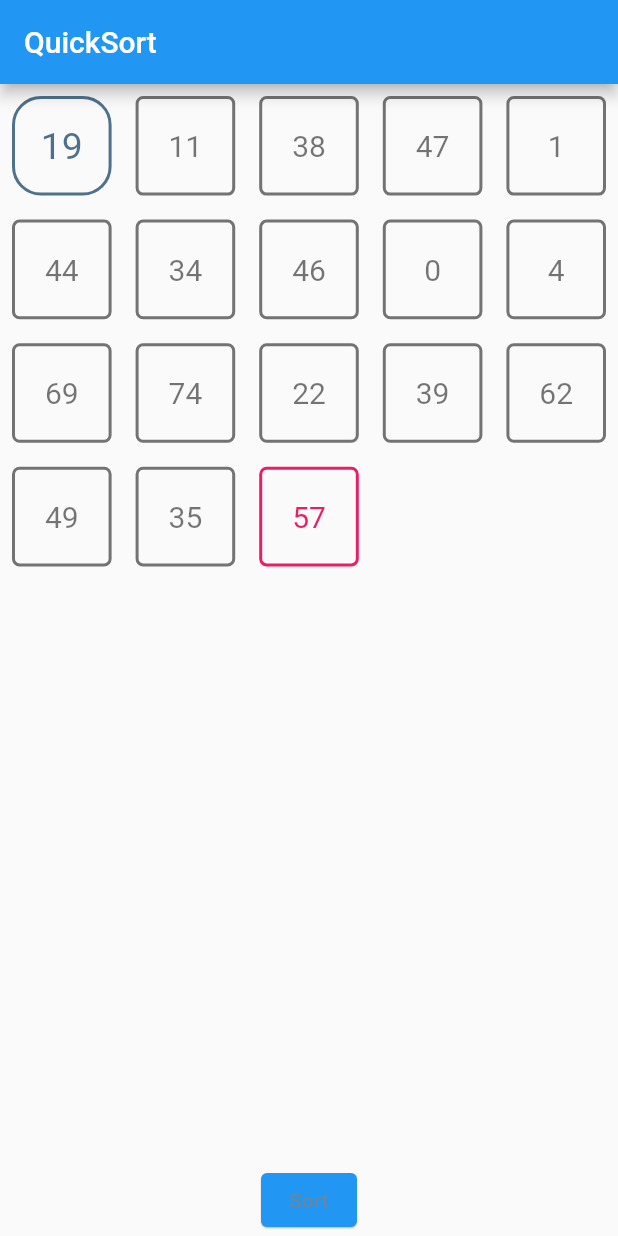
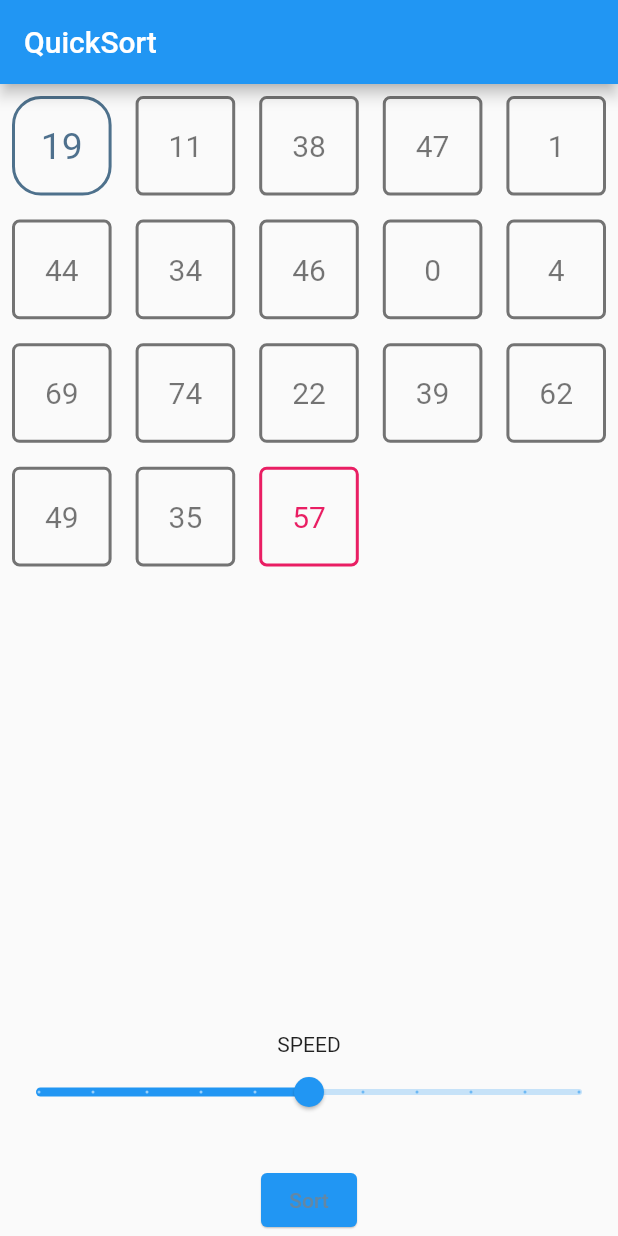
Before and after one commit to Hhanri/algo_visualizer, a Flutter app: the screen it shows after launch, after a tap on "Sort", on a phone screen of 412 x 824 dp. Run offline on Flutter 3.47's test engine with Material 2 defaults, Android fonts, the phone set to English and light mode, and no system bars; our stand-ins replace flutter_bloc.

Commit message:
speed slider

```diff
--- a/lib/pages/search/search_base_page.dart
+++ b/lib/pages/search/search_base_page.dart
@@ -1,5 +1,6 @@
 import 'package:algo_visualizer/cubits/search/base_search_cubit.dart';
 import 'package:algo_visualizer/widgets/search/search_indicator_widget.dart';
+import 'package:algo_visualizer/widgets/search/search_speed_slider_widget.dart';
 import 'package:algo_visualizer/widgets/search/search_text_widget.dart';
 import 'package:algo_visualizer/widgets/search/search_visualizer_widget.dart';
 import 'package:algo_visualizer/widgets/search/search_widget.dart';
@@ -35,6 +36,8 @@ class _SearchBasePageState<T extends BaseSearchCubit> extends State<SearchBasePa
               ],
             ),
           ),
+          SearchSpeedSliderWidget<T>(),
+          const SizedBox(height: 24),
           SearchTextWidget<T>(),
           const SizedBox(height: 24),
           SearchWidget<T>(),
--- a/lib/pages/sort/sort_base_page.dart
+++ b/lib/pages/sort/sort_base_page.dart
@@ -1,4 +1,5 @@
 import 'package:algo_visualizer/cubits/sort/base_sort_cubit.dart';
+import 'package:algo_visualizer/widgets/sort/sort_speed_slider_widget.dart';
 import 'package:algo_visualizer/widgets/sort/sort_button_widget.dart';
 import 'package:algo_visualizer/widgets/sort/sort_visualizer_widget.dart';
 import 'package:flutter/material.dart';
@@ -24,6 +25,8 @@ class _SortBasePageState<T extends BaseSortCubit> extends State<SortBasePage<T>>
           Expanded(
             child: SortVisualizerWidget<T>(),
           ),
+          SortSpeedSliderWidget<T>(),
+          const SizedBox(height: 24),
           SortButtonWidget<T>(),
         ],
       ),
--- /dev/null
+++ b/lib/widgets/search/search_speed_slider_widget.dart
@@ -0,0 +1,28 @@
+import 'package:algo_visualizer/cubits/search/base_search_cubit.dart';
+import 'package:flutter/material.dart';
+import 'package:flutter_bloc/flutter_bloc.dart';
+
+class SearchSpeedSliderWidget<T extends BaseSearchCubit> extends StatelessWidget {
+  const SearchSpeedSliderWidget({Key? key}) : super(key: key);
+
+  @override
+  Widget build(BuildContext context) {
+    return Column(
+      children: [
+        const Text('SPEED'),
+        BlocSelector<T, SearchCubitState, double>(
+          selector: (state) => state.speed,
+          builder: (context, speed) {
+            return Slider(
+              min: 0,
+              max: 1,
+              divisions: 10,
+              value: speed,
+              onChanged: context.read<T>().setExecutionSpeed
+            );
+          }
+        )
+      ],
+    );
+  }
+}
--- /dev/null
+++ b/lib/widgets/sort/sort_speed_slider_widget.dart
@@ -0,0 +1,28 @@
+import 'package:algo_visualizer/cubits/sort/base_sort_cubit.dart';
+import 'package:flutter/material.dart';
+import 'package:flutter_bloc/flutter_bloc.dart';
+
+class SortSpeedSliderWidget<T extends BaseSortCubit> extends StatelessWidget {
+  const SortSpeedSliderWidget({Key? key}) : super(key: key);
+
+  @override
+  Widget build(BuildContext context) {
+    return Column(
+      children: [
+        const Text('SPEED'),
+        BlocSelector<T, SortCubitState, double>(
+          selector: (state) => state.speed,
+          builder: (context, speed) {
+            return Slider(
+              min: 0,
+              max: 1,
+              divisions: 10,
+              value: speed,
+              onChanged: context.read<T>().setExecutionSpeed
+            );
+          }
+        )
+      ],
+    );
+  }
+}
```
